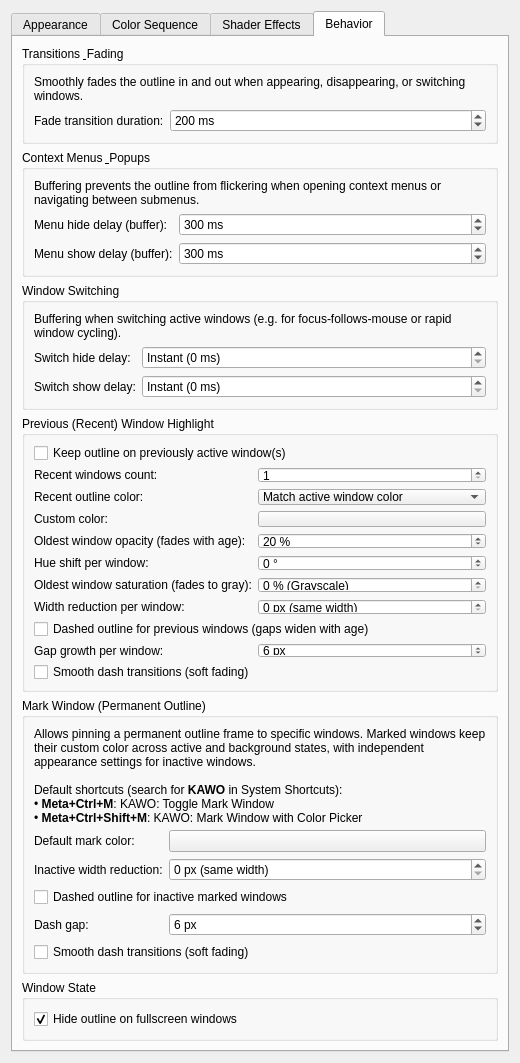
First picture: the form in activewindowoutline_config.ui, repository gmalinowski/LeapK, before the edit.
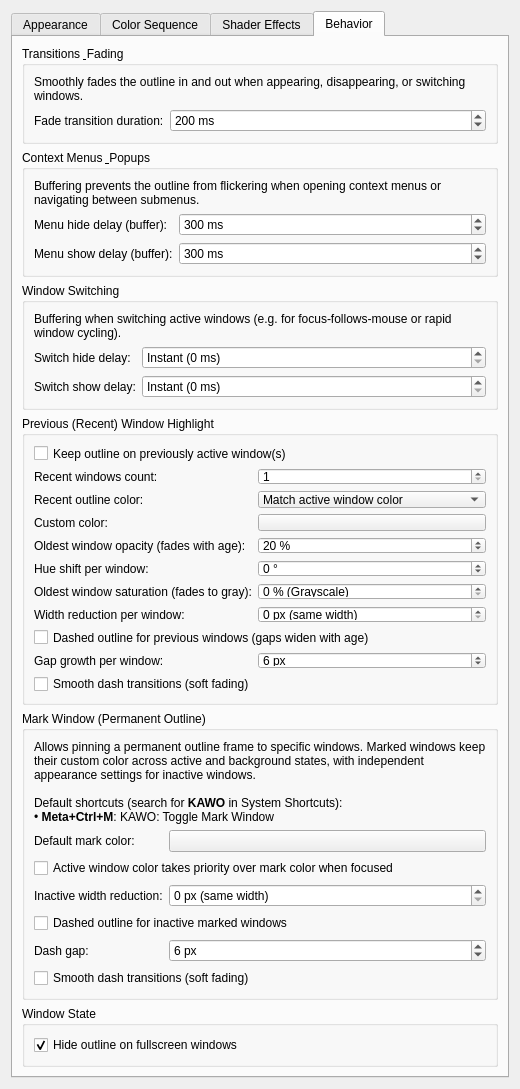
Second picture: the form after the edit. The open tabs and pages were chosen to show the change. Custom widgets are drawn as their Qt base class.

Commit message: feat(mark): add option for static active outline color to take priority over mark color when focused

```diff
--- a/activewindowoutline_config.ui
+++ b/activewindowoutline_config.ui
@@ -1707,7 +1707,17 @@
             </property>
            </widget>
           </item>
-          <item row="2" column="0">
+          <item row="2" column="0" colspan="2">
+           <widget class="QCheckBox" name="kcfg_MarkActiveColorPriority">
+            <property name="text">
+             <string>Active window color takes priority over mark color when focused</string>
+            </property>
+            <property name="toolTip">
+             <string>When enabled, marked windows will display the regular active outline color (only when in static color mode: Accent or Custom) while focused, and only show their custom mark color when inactive.</string>
+            </property>
+           </widget>
+          </item>
+          <item row="3" column="0">
            <widget class="QLabel" name="label_markInactiveWidthReduction">
             <property name="text">
              <string>Inactive width reduction:</string>
@@ -1717,7 +1727,7 @@
             </property>
            </widget>
           </item>
-          <item row="2" column="1">
+          <item row="3" column="1">
            <widget class="QSpinBox" name="kcfg_MarkInactiveWidthReduction">
             <property name="toolTip">
              <string>Reduces the outline border thickness for inactive marked windows by this amount in pixels (default: 0 px / same width). Clamped to a minimum of 1 px.</string>
@@ -1742,7 +1752,7 @@
             </property>
            </widget>
           </item>
-          <item row="3" column="0" colspan="2">
+          <item row="4" column="0" colspan="2">
            <widget class="QCheckBox" name="kcfg_MarkInactiveDashed">
             <property name="text">
              <string>Dashed outline for inactive marked windows</string>
@@ -1752,7 +1762,7 @@
             </property>
            </widget>
           </item>
-          <item row="4" column="0">
+          <item row="5" column="0">
            <widget class="QLabel" name="label_markInactiveDashGap">
             <property name="text">
              <string>Dash gap:</string>
@@ -1762,7 +1772,7 @@
             </property>
            </widget>
           </item>
-          <item row="4" column="1">
+          <item row="5" column="1">
            <widget class="QSpinBox" name="kcfg_MarkInactiveDashGap">
             <property name="toolTip">
              <string>Spacing / gap between dashes in pixels for inactive marked window outlines (default: 6 px).</string>
@@ -1784,7 +1794,7 @@
             </property>
            </widget>
           </item>
-          <item row="5" column="0" colspan="2">
+          <item row="6" column="0" colspan="2">
            <widget class="QCheckBox" name="kcfg_MarkInactiveDashSmooth">
             <property name="text">
              <string>Smooth dash transitions (soft fading)</string>
```
The commit also changes 8 other files.
